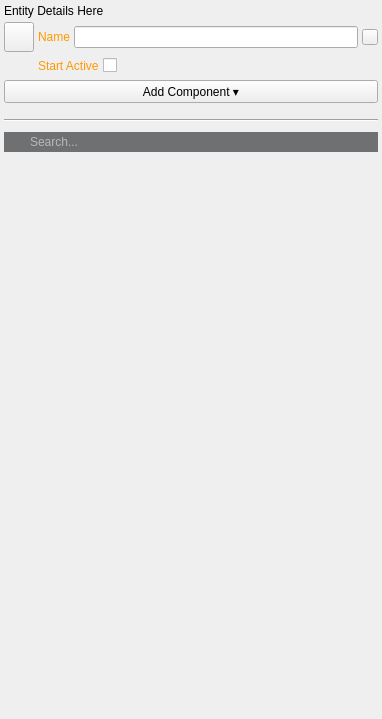
First picture: the form in dev/Code/Framework/AzToolsFramework/AzToolsFramework/UI/PropertyEditor/EntityPropertyEditor.ui, repository aws/lumberyard, before the edit.
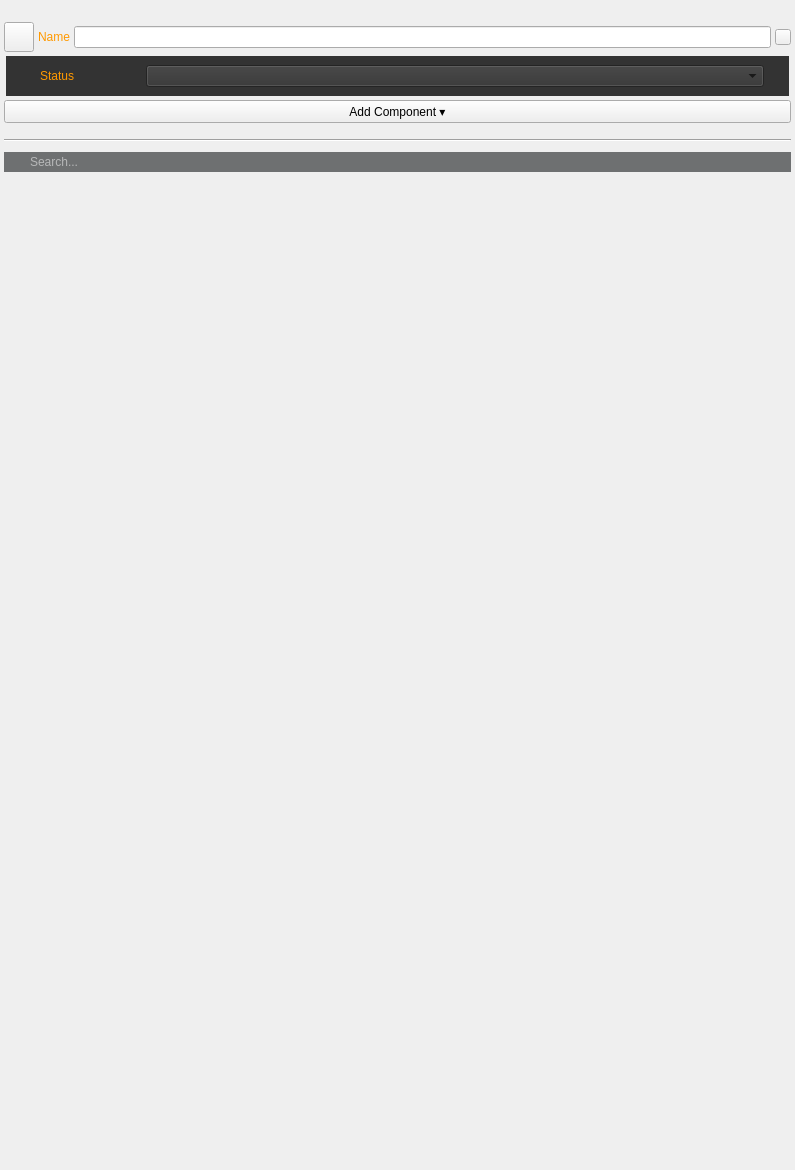
Second picture: the form after the edit. Icons and pictures are not drawn. Custom widgets are drawn as their Qt base class.

What changed in the file:
```diff
--- a/dev/Code/Framework/AzToolsFramework/AzToolsFramework/UI/PropertyEditor/EntityPropertyEditor.ui
+++ b/dev/Code/Framework/AzToolsFramework/AzToolsFramework/UI/PropertyEditor/EntityPropertyEditor.ui
@@ -2,12 +2,15 @@
 <ui version="4.0">
  <class>EntityPropertyEditorUI</class>
  <widget class="QWidget" name="EntityPropertyEditorUI">
+  <property name="enabled">
+   <bool>true</bool>
+  </property>
   <property name="geometry">
    <rect>
     <x>0</x>
     <y>0</y>
-    <width>382</width>
-    <height>719</height>
+    <width>795</width>
+    <height>1170</height>
    </rect>
   </property>
   <property name="sizePolicy">
@@ -19,13 +22,10 @@
   <property name="windowTitle">
    <string>Form</string>
   </property>
-  <layout class="QVBoxLayout" name="verticalLayout_2" stretch="0,0">
+  <layout class="QVBoxLayout" name="verticalLayout_2">
    <property name="spacing">
     <number>0</number>
    </property>
-   <property name="sizeConstraint">
-    <enum>QLayout::SetDefaultConstraint</enum>
-   </property>
    <property name="leftMargin">
     <number>0</number>
    </property>
@@ -58,7 +58,7 @@
      <item>
       <widget class="QLabel" name="m_entityDetailsLabel">
        <property name="text">
-        <string>Entity Details Here</string>
+        <string/>
        </property>
        <property name="wordWrap">
         <bool>true</bool>
@@ -70,8 +70,39 @@
      </item>
      <item>
       <layout class="QGridLayout" name="gridLayout">
-       <item row="0" column="1">
-        <layout class="QHBoxLayout" name="horizontalLayout_2">
+       <item row="0" column="0">
+        <widget class="AzToolsFramework::IconButton" name="m_entityIcon">
+         <property name="minimumSize">
+          <size>
+           <width>30</width>
+           <height>30</height>
+          </size>
+         </property>
+         <property name="maximumSize">
+          <size>
+           <width>30</width>
+           <height>30</height>
+          </size>
+         </property>
+         <property name="toolTip">
+          <string>Change entity icon</string>
+         </property>
+         <property name="styleSheet">
+          <string notr="true"/>
+         </property>
+         <property name="text">
+          <string/>
+         </property>
+         <property name="iconSize">
+          <size>
+           <width>30</width>
+           <height>30</height>
+          </size>
+         </property>
+        </widget>
+       </item>
+       <item row="0" column="1" colspan="2">
+        <layout class="QHBoxLayout" name="horizontalLayout_2" stretch="0,0,0">
          <item>
           <widget class="QLabel" name="m_entityNameLabel">
            <property name="palette">
@@ -160,41 +191,82 @@
          </item>
         </layout>
        </item>
-       <item row="0" column="0">
-        <widget class="AzToolsFramework::IconButton" name="m_entityIcon">
+      </layout>
+     </item>
+     <item>
+      <layout class="QHBoxLayout" name="horizontalLayout_5">
+       <property name="spacing">
+        <number>0</number>
+       </property>
+       <property name="leftMargin">
+        <number>2</number>
+       </property>
+       <property name="topMargin">
+        <number>0</number>
+       </property>
+       <property name="rightMargin">
+        <number>2</number>
+       </property>
+       <item>
+        <widget class="QWidget" name="m_darkBox" native="true">
+         <property name="enabled">
+          <bool>true</bool>
+         </property>
+         <property name="sizePolicy">
+          <sizepolicy hsizetype="Preferred" vsizetype="Fixed">
+           <horstretch>0</horstretch>
+           <verstretch>0</verstretch>
+          </sizepolicy>
+         </property>
          <property name="minimumSize">
           <size>
-           <width>30</width>
-           <height>30</height>
+           <width>0</width>
+           <height>28</height>
           </size>
          </property>
          <property name="maximumSize">
           <size>
-           <width>30</width>
-           <height>30</height>
+           <width>16777215</width>
+           <height>16777215</height>
           </size>
          </property>
          <property name="toolTip">
           <string>Change entity icon</string>
          </property>
          <property name="styleSheet">
-          <string notr="true"/>
+          <string notr="true">background-color:rgb(51, 51, 51)</string>
          </property>
-         <property name="text">
-          <string/>
-         </property>
-         <property name="iconSize">
-          <size>
-           <width>30</width>
-           <height>30</height>
-          </size>
-         </property>
-        </widget>
-       </item>
-       <item row="1" column="1">
         <layout class="QHBoxLayout" name="horizontalLayout_3">
          <item>
-          <widget class="QLabel" name="m_startActiveLabel">
+           <spacer name="statusSpacer_2">
+            <property name="orientation">
+             <enum>Qt::Horizontal</enum>
+            </property>
+            <property name="sizeType">
+             <enum>QSizePolicy::Fixed</enum>
+            </property>
+            <property name="sizeHint" stdset="0">
+             <size>
+              <width>25</width>
+              <height>20</height>
+             </size>
+            </property>
+           </spacer>
+          </item>
+          <item>
+           <widget class="QLabel" name="m_statusLabel">
+            <property name="sizePolicy">
+             <sizepolicy hsizetype="Fixed" vsizetype="Preferred">
+              <horstretch>0</horstretch>
+              <verstretch>0</verstretch>
+             </sizepolicy>
+            </property>
+            <property name="minimumSize">
+             <size>
+              <width>100</width>
+              <height>0</height>
+             </size>
+            </property>
            <property name="palette">
             <palette>
              <active>
@@ -207,6 +279,33 @@
                 </color>
                </brush>
               </colorrole>
+               <colorrole role="Button">
+                <brush brushstyle="SolidPattern">
+                 <color alpha="255">
+                  <red>51</red>
+                  <green>51</green>
+                  <blue>51</blue>
+                 </color>
+                </brush>
+               </colorrole>
+               <colorrole role="Base">
+                <brush brushstyle="SolidPattern">
+                 <color alpha="255">
+                  <red>51</red>
+                  <green>51</green>
+                  <blue>51</blue>
+                 </color>
+                </brush>
+               </colorrole>
+               <colorrole role="Window">
+                <brush brushstyle="SolidPattern">
+                 <color alpha="255">
+                  <red>51</red>
+                  <green>51</green>
+                  <blue>51</blue>
+                 </color>
+                </brush>
+               </colorrole>
              </active>
              <inactive>
               <colorrole role="WindowText">
@@ -218,6 +317,33 @@
                 </color>
                </brush>
               </colorrole>
+               <colorrole role="Button">
+                <brush brushstyle="SolidPattern">
+                 <color alpha="255">
+                  <red>51</red>
+                  <green>51</green>
+                  <blue>51</blue>
+                 </color>
+                </brush>
+               </colorrole>
+               <colorrole role="Base">
+                <brush brushstyle="SolidPattern">
+                 <color alpha="255">
+                  <red>51</red>
+                  <green>51</green>
+                  <blue>51</blue>
+                 </color>
+                </brush>
+               </colorrole>
+               <colorrole role="Window">
+                <brush brushstyle="SolidPattern">
+                 <color alpha="255">
+                  <red>51</red>
+                  <green>51</green>
+                  <blue>51</blue>
+                 </color>
+                </brush>
+               </colorrole>
              </inactive>
              <disabled>
               <colorrole role="WindowText">
@@ -229,18 +355,54 @@
                 </color>
                </brush>
               </colorrole>
+               <colorrole role="Button">
+                <brush brushstyle="SolidPattern">
+                 <color alpha="255">
+                  <red>51</red>
+                  <green>51</green>
+                  <blue>51</blue>
+                 </color>
+                </brush>
+               </colorrole>
+               <colorrole role="Base">
+                <brush brushstyle="SolidPattern">
+                 <color alpha="255">
+                  <red>51</red>
+                  <green>51</green>
+                  <blue>51</blue>
+                 </color>
+                </brush>
+               </colorrole>
+               <colorrole role="Window">
+                <brush brushstyle="SolidPattern">
+                 <color alpha="255">
+                  <red>51</red>
+                  <green>51</green>
+                  <blue>51</blue>
+                 </color>
+                </brush>
+               </colorrole>
              </disabled>
             </palette>
            </property>
+            <property name="toolTip">
+             <string>Indicates that the entity should be activated immediately upon being created/spawned in the game.</string>
+            </property>
+            <property name="styleSheet">
+             <string notr="true">background-color:rgb(51, 51, 51)</string>
+            </property>
            <property name="text">
-            <string>Start Active</string>
+             <string>Status</string>
            </property>
           </widget>
          </item>
          <item>
-          <widget class="QCheckBox" name="m_initiallyActiveCheckbox">
-           <property name="readOnly" stdset="0">
-            <bool>false</bool>
+           <widget class="StatusComboBox" name="m_statusComboBox">
+            <property name="sizePolicy">
+             <sizepolicy hsizetype="Preferred" vsizetype="Fixed">
+              <horstretch>1</horstretch>
+              <verstretch>0</verstretch>
+             </sizepolicy>
            </property>
           </widget>
          </item>
@@ -249,15 +411,19 @@
            <property name="orientation">
             <enum>Qt::Horizontal</enum>
            </property>
+            <property name="sizeType">
+             <enum>QSizePolicy::Fixed</enum>
+            </property>
            <property name="sizeHint" stdset="0">
             <size>
-             <width>40</width>
+              <width>16</width>
              <height>20</height>
             </size>
            </property>
           </spacer>
          </item>
         </layout>
+        </widget>
        </item>
       </layout>
      </item>
@@ -387,8 +553,8 @@
        <rect>
         <x>0</x>
         <y>0</y>
-        <width>382</width>
-        <height>537</height>
+        <width>795</width>
+        <height>896</height>
        </rect>
       </property>
       <property name="sizePolicy">
@@ -425,6 +591,11 @@
    <extends>QPushButton</extends>
    <header>AzToolsFramework/UI/UICore/IconButton.hxx</header>
   </customwidget>
+  <customwidget>
+   <class>StatusComboBox</class>
+   <extends>QComboBox</extends>
+   <header>AzToolsFramework/UI/PropertyEditor/EntityPropertyEditor.hxx</header>
+  </customwidget>
  </customwidgets>
  <resources/>
  <connections/>
```
Left out of the diff: 5 changed lines with no effect on the pictures. Lines whose indentation alone changed are shown as unchanged.
